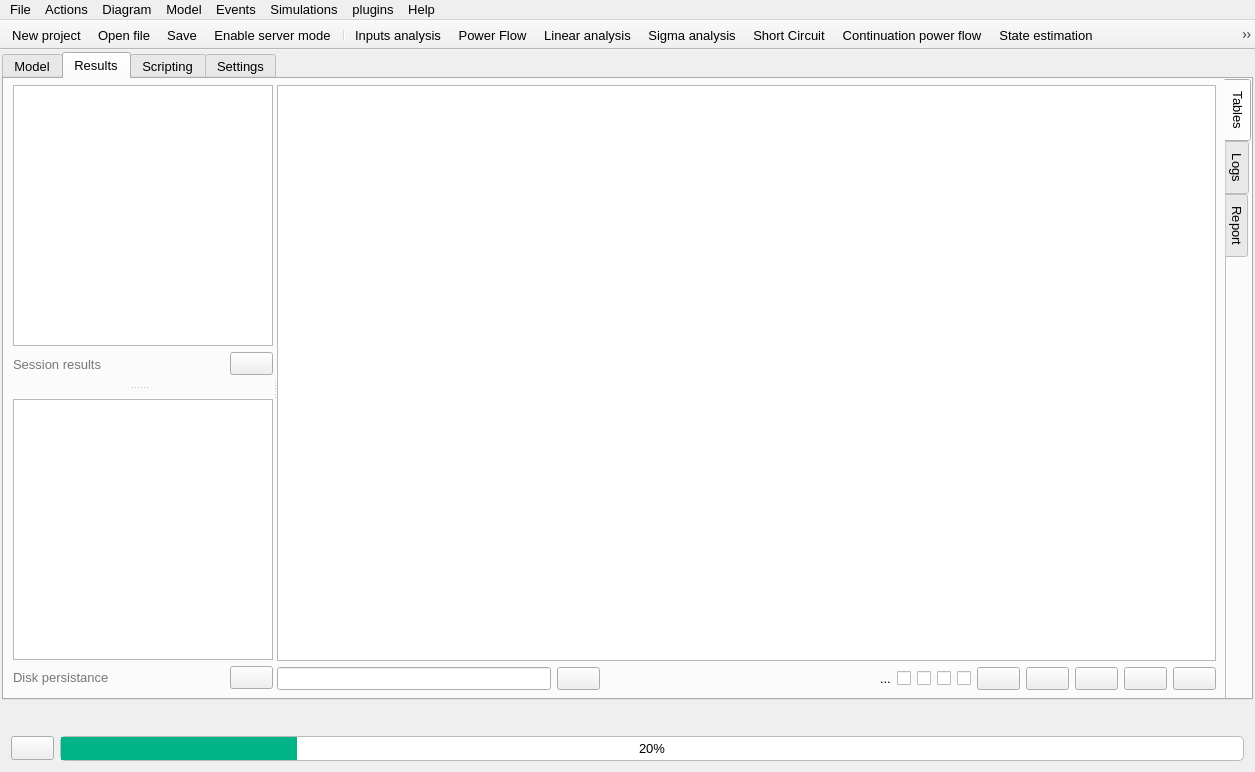
Old version of the form src/VeraGrid/Gui/Main/MainWindow.ui in the repository JordiBejarUPC/veragrid-hvdc-bipolar-pfc.
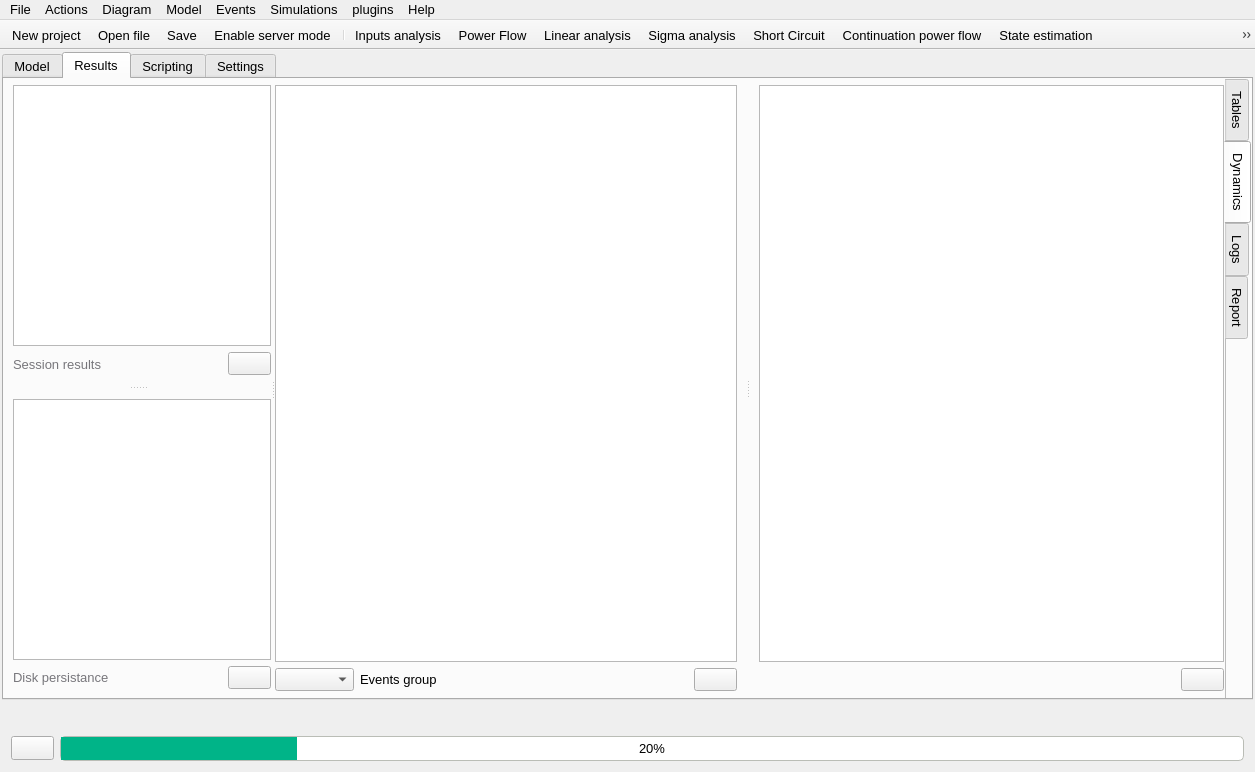
New version of the form. The open tabs and pages were chosen to show the change. Icons and pictures are not drawn.

Commit message: embedded the dynamic var results inspection in the results

Diff of the .ui file:
```diff
--- a/src/VeraGrid/Gui/Main/MainWindow.ui
+++ b/src/VeraGrid/Gui/Main/MainWindow.ui
@@ -2735,20 +2735,6 @@
                         </property>
                        </widget>
                       </item>
-                      <item>
-                       <widget class="QPushButton" name="plot_dyn_data_pushButton">
-                        <property name="toolTip">
-                         <string>Lauch the dynamic plotter window</string>
-                        </property>
-                        <property name="text">
-                         <string/>
-                        </property>
-                        <property name="icon">
-                         <iconset resource="../Icons/icons.qrc">
-                          <normaloff>:/Icons/icons/dyn.png</normaloff>:/Icons/icons/dyn.png</iconset>
-                        </property>
-                       </widget>
-                      </item>
                       <item>
                        <widget class="QPushButton" name="plot_data_pushButton">
                         <property name="toolTip">
@@ -2771,6 +2757,202 @@
                 </item>
                </layout>
               </widget>
+              <widget class="QWidget" name="tab_5">
+               <attribute name="icon">
+                <iconset resource="../Icons/icons.qrc">
+                 <normaloff>:/Icons/icons/dyn_gray.png</normaloff>:/Icons/icons/dyn_gray.png</iconset>
+               </attribute>
+               <attribute name="title">
+                <string>Dynamics</string>
+               </attribute>
+               <layout class="QVBoxLayout" name="verticalLayout_43">
+                <property name="leftMargin">
+                 <number>0</number>
+                </property>
+                <property name="topMargin">
+                 <number>6</number>
+                </property>
+                <property name="rightMargin">
+                 <number>0</number>
+                </property>
+                <property name="bottomMargin">
+                 <number>7</number>
+                </property>
+                <item>
+                 <widget class="QSplitter" name="splitter_3">
+                  <property name="orientation">
+                   <enum>Qt::Orientation::Horizontal</enum>
+                  </property>
+                  <widget class="QFrame" name="frame_22">
+                   <property name="frameShape">
+                    <enum>QFrame::Shape::NoFrame</enum>
+                   </property>
+                   <property name="frameShadow">
+                    <enum>QFrame::Shadow::Raised</enum>
+                   </property>
+                   <layout class="QVBoxLayout" name="verticalLayout_36">
+                    <property name="leftMargin">
+                     <number>0</number>
+                    </property>
+                    <property name="topMargin">
+                     <number>0</number>
+                    </property>
+                    <property name="bottomMargin">
+                     <number>0</number>
+                    </property>
+                    <item>
+                     <widget class="QTreeView" name="dynamicsDeviceTreeView"/>
+                    </item>
+                    <item>
+                     <widget class="QFrame" name="frame_3">
+                      <property name="maximumSize">
+                       <size>
+                        <width>16777215</width>
+                        <height>16777215</height>
+                       </size>
+                      </property>
+                      <property name="frameShape">
+                       <enum>QFrame::Shape::NoFrame</enum>
+                      </property>
+                      <property name="frameShadow">
+                       <enum>QFrame::Shadow::Raised</enum>
+                      </property>
+                      <layout class="QHBoxLayout" name="horizontalLayout_15">
+                       <property name="leftMargin">
+                        <number>0</number>
+                       </property>
+                       <property name="topMargin">
+                        <number>0</number>
+                       </property>
+                       <property name="rightMargin">
+                        <number>0</number>
+                       </property>
+                       <property name="bottomMargin">
+                        <number>0</number>
+                       </property>
+                       <item>
+                        <widget class="QComboBox" name="eventsGroupComboBox">
+                         <property name="toolTip">
+                          <string>Select the events group to view</string>
+                         </property>
+                        </widget>
+                       </item>
+                       <item>
+                        <widget class="QLabel" name="label_45">
+                         <property name="text">
+                          <string>Events group</string>
+                         </property>
+                        </widget>
+                       </item>
+                       <item>
+                        <spacer name="horizontalSpacer_15">
+                         <property name="orientation">
+                          <enum>Qt::Orientation::Horizontal</enum>
+                         </property>
+                         <property name="sizeHint" stdset="0">
+                          <size>
+                           <width>248</width>
+                           <height>20</height>
+                          </size>
+                         </property>
+                        </spacer>
+                       </item>
+                       <item>
+                        <widget class="QPushButton" name="addResultsVarToTableButton">
+                         <property name="toolTip">
+                          <string>Add seleted var to plot</string>
+                         </property>
+                         <property name="text">
+                          <string/>
+                         </property>
+                         <property name="icon">
+                          <iconset resource="../Icons/icons.qrc">
+                           <normaloff>:/Icons/icons/plus (gray).png</normaloff>:/Icons/icons/plus (gray).png</iconset>
+                         </property>
+                        </widget>
+                       </item>
+                      </layout>
+                     </widget>
+                    </item>
+                   </layout>
+                  </widget>
+                  <widget class="QFrame" name="frame_30">
+                   <property name="frameShape">
+                    <enum>QFrame::Shape::NoFrame</enum>
+                   </property>
+                   <property name="frameShadow">
+                    <enum>QFrame::Shadow::Raised</enum>
+                   </property>
+                   <layout class="QVBoxLayout" name="verticalLayout_17">
+                    <property name="topMargin">
+                     <number>0</number>
+                    </property>
+                    <property name="rightMargin">
+                     <number>0</number>
+                    </property>
+                    <property name="bottomMargin">
+                     <number>0</number>
+                    </property>
+                    <item>
+                     <widget class="QTableView" name="dynamicsTableView"/>
+                    </item>
+                    <item>
+                     <widget class="QFrame" name="frame_39">
+                      <property name="frameShape">
+                       <enum>QFrame::Shape::NoFrame</enum>
+                      </property>
+                      <property name="frameShadow">
+                       <enum>QFrame::Shadow::Raised</enum>
+                      </property>
+                      <layout class="QHBoxLayout" name="horizontalLayout_18">
+                       <property name="leftMargin">
+                        <number>0</number>
+                       </property>
+                       <property name="topMargin">
+                        <number>0</number>
+                       </property>
+                       <property name="rightMargin">
+                        <number>0</number>
+                       </property>
+                       <property name="bottomMargin">
+                        <number>0</number>
+                       </property>
+                       <item>
+                        <spacer name="horizontalSpacer_17">
+                         <property name="orientation">
+                          <enum>Qt::Orientation::Horizontal</enum>
+                         </property>
+                         <property name="sizeHint" stdset="0">
+                          <size>
+                           <width>419</width>
+                           <height>20</height>
+                          </size>
+                         </property>
+                        </spacer>
+                       </item>
+                       <item>
+                        <widget class="QPushButton" name="dynamicsTablePlotButton">
+                         <property name="toolTip">
+                          <string>Plot selected variables</string>
+                         </property>
+                         <property name="text">
+                          <string/>
+                         </property>
+                         <property name="icon">
+                          <iconset resource="../Icons/icons.qrc">
+                           <normaloff>:/Icons/icons/plot.png</normaloff>:/Icons/icons/plot.png</iconset>
+                         </property>
+                        </widget>
+                       </item>
+                      </layout>
+                     </widget>
+                    </item>
+                   </layout>
+                  </widget>
+                 </widget>
+                </item>
+               </layout>
+              </widget>
               <widget class="QWidget" name="tab_14">
                <attribute name="icon">
                 <iconset resource="../Icons/icons.qrc">
```
Left out of the diff: 2 changed lines with no effect on the pictures. The commit also changes 5 other files.
